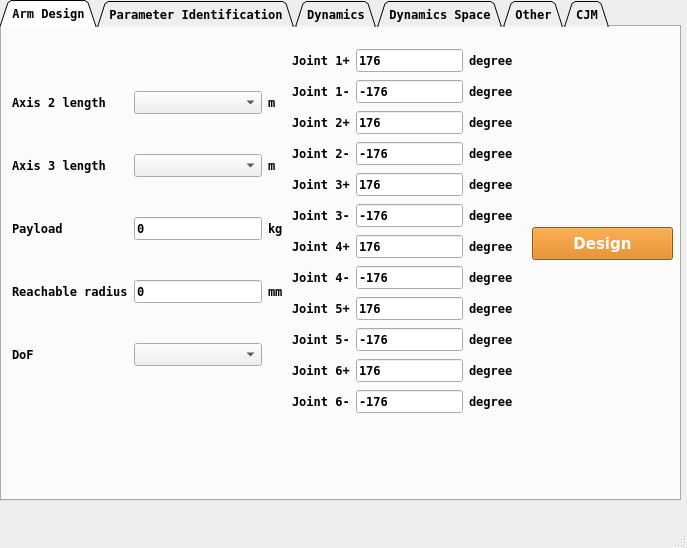
Old version of the form interface_control/scripts/main.ui in the repository SamKaiYang/Optimization-of-robotic-arm-design.
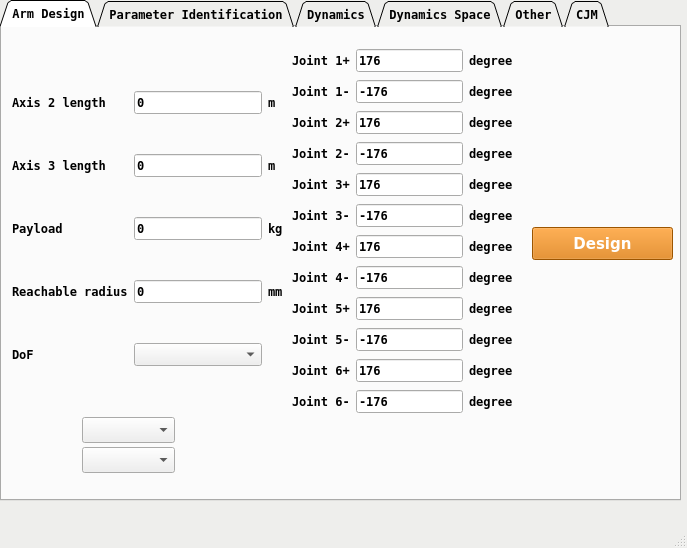
New version of the form. Icons and pictures are not drawn. Custom widgets are drawn as their Qt base class.

Commit message: add can input axis length information

What changed in the file:
```diff
--- a/interface_control/scripts/main.ui
+++ b/interface_control/scripts/main.ui
@@ -185,12 +185,6 @@
          </property>
         </widget>
        </item>
-       <item row="0" column="1">
-        <widget class="QComboBox" name="comboBox_2_length"/>
-       </item>
-       <item row="1" column="1">
-        <widget class="QComboBox" name="comboBox_3_length"/>
-       </item>
        <item row="4" column="1">
         <widget class="QComboBox" name="comboBox_dof"/>
        </item>
@@ -215,6 +209,20 @@
          </property>
         </widget>
        </item>
+       <item row="1" column="1">
+        <widget class="QLineEdit" name="lineEdit_3_length">
+         <property name="text">
+          <string>0</string>
+         </property>
+        </widget>
+       </item>
+       <item row="0" column="1">
+        <widget class="QLineEdit" name="lineEdit_2_length">
+         <property name="text">
+          <string>0</string>
+         </property>
+        </widget>
+       </item>
       </layout>
      </widget>
      <widget class="QPushButton" name="btn_dynamics_design">
@@ -677,6 +685,26 @@
        </item>
       </layout>
      </widget>
+     <widget class="QComboBox" name="comboBox_3_length">
+      <property name="geometry">
+       <rect>
+        <x>80</x>
+        <y>420</y>
+        <width>93</width>
+        <height>26</height>
+       </rect>
+      </property>
+     </widget>
+     <widget class="QComboBox" name="comboBox_2_length">
+      <property name="geometry">
+       <rect>
+        <x>80</x>
+        <y>390</y>
+        <width>93</width>
+        <height>26</height>
+       </rect>
+      </property>
+     </widget>
     </widget>
     <widget class="QWidget" name="tab">
      <attribute name="title">
```
The commit also changes 15 other files.
